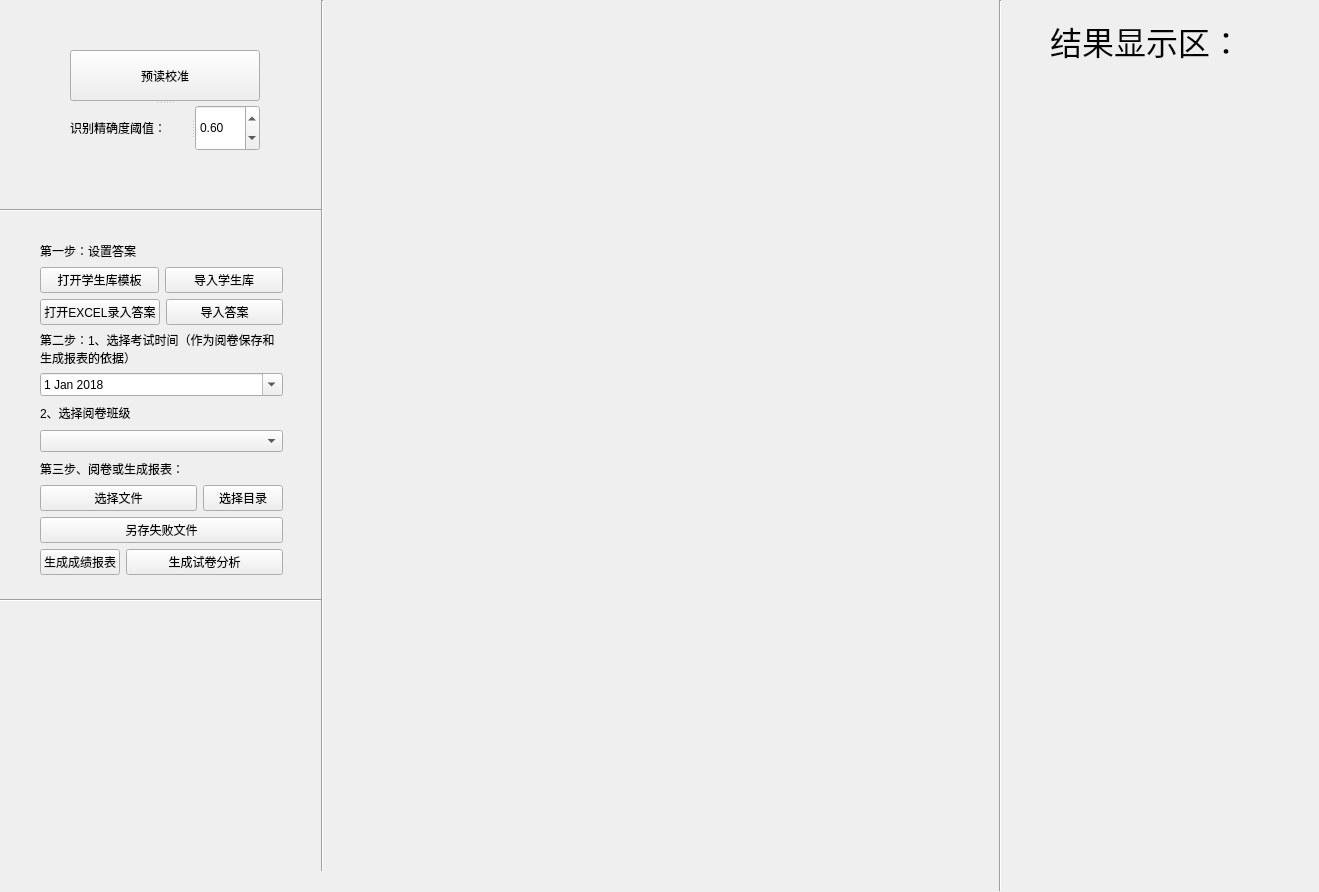
First picture: the form in PicMainWindow.ui, repository r53127/MyScan, before the edit.
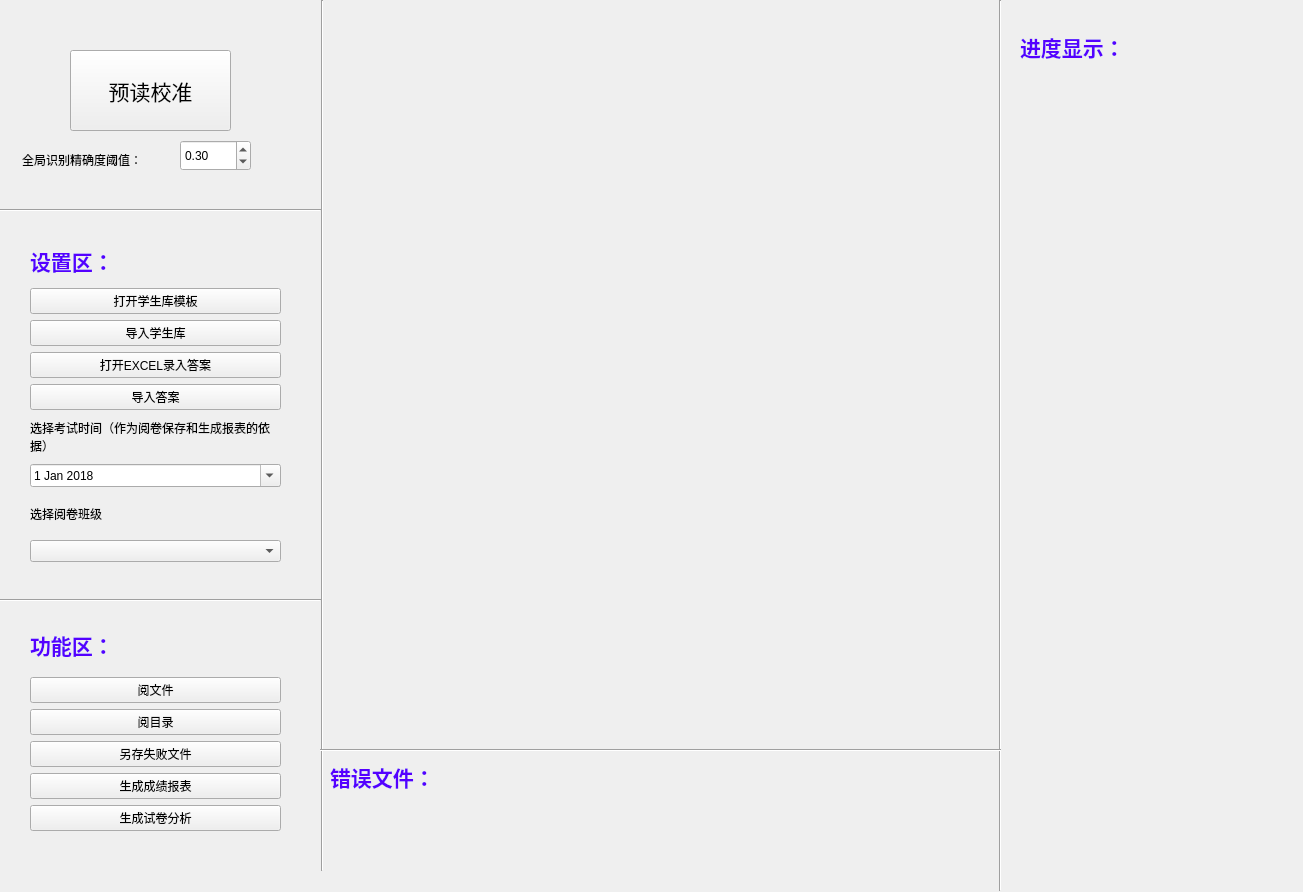
Second picture: the form after the edit.

Diff of the .ui file:
```diff
--- a/PicMainWindow.ui
+++ b/PicMainWindow.ui
@@ -6,7 +6,7 @@
    <rect>
     <x>0</x>
     <y>0</y>
-    <width>1319</width>
+    <width>1303</width>
     <height>892</height>
    </rect>
   </property>
@@ -14,60 +14,192 @@
    <string>多宝阅卷</string>
   </property>
   <widget class="QWidget" name="centralWidget">
+   <widget class="Line" name="line">
+    <property name="geometry">
+     <rect>
+      <x>312</x>
+      <y>0</y>
+      <width>21</width>
+      <height>871</height>
+     </rect>
+    </property>
+    <property name="sizePolicy">
+     <sizepolicy hsizetype="Expanding" vsizetype="Expanding">
+      <horstretch>0</horstretch>
+      <verstretch>0</verstretch>
+     </sizepolicy>
+    </property>
+    <property name="midLineWidth">
+     <number>0</number>
+    </property>
+    <property name="orientation">
+     <enum>Qt::Vertical</enum>
+    </property>
+   </widget>
+   <widget class="Line" name="line_2">
+    <property name="geometry">
+     <rect>
+      <x>0</x>
+      <y>200</y>
+      <width>321</width>
+      <height>20</height>
+     </rect>
+    </property>
+    <property name="orientation">
+     <enum>Qt::Horizontal</enum>
+    </property>
+   </widget>
+   <widget class="Line" name="line_3">
+    <property name="geometry">
+     <rect>
+      <x>0</x>
+      <y>590</y>
+      <width>321</width>
+      <height>20</height>
+     </rect>
+    </property>
+    <property name="orientation">
+     <enum>Qt::Horizontal</enum>
+    </property>
+   </widget>
+   <widget class="Line" name="line_4">
+    <property name="geometry">
+     <rect>
+      <x>990</x>
+      <y>0</y>
+      <width>21</width>
+      <height>891</height>
+     </rect>
+    </property>
+    <property name="sizePolicy">
+     <sizepolicy hsizetype="Expanding" vsizetype="Expanding">
+      <horstretch>0</horstretch>
+      <verstretch>0</verstretch>
+     </sizepolicy>
+    </property>
+    <property name="midLineWidth">
+     <number>0</number>
+    </property>
+    <property name="orientation">
+     <enum>Qt::Vertical</enum>
+    </property>
+   </widget>
+   <widget class="QPushButton" name="pushButton_9">
+    <property name="geometry">
+     <rect>
+      <x>70</x>
+      <y>50</y>
+      <width>161</width>
+      <height>81</height>
+     </rect>
+    </property>
+    <property name="font">
+     <font>
+      <family>宋体</family>
+      <pointsize>16</pointsize>
+     </font>
+    </property>
+    <property name="text">
+     <string>预读校准</string>
+    </property>
+   </widget>
+   <widget class="QLabel" name="label_7">
+    <property name="geometry">
+     <rect>
+      <x>1020</x>
+      <y>30</y>
+      <width>249</width>
+      <height>34</height>
+     </rect>
+    </property>
+    <property name="text">
+     <string>&lt;html&gt;&lt;head/&gt;&lt;body&gt;&lt;p&gt;&lt;span style=&quot; font-size:16pt; font-weight:600; color:#5500ff;&quot;&gt;进度显示：&lt;/span&gt;&lt;/p&gt;&lt;/body&gt;&lt;/html&gt;</string>
+    </property>
+   </widget>
+   <widget class="QLabel" name="label_2">
+    <property name="geometry">
+     <rect>
+      <x>22</x>
+      <y>150</y>
+      <width>151</width>
+      <height>20</height>
+     </rect>
+    </property>
+    <property name="text">
+     <string>全局识别精确度阈值：</string>
+    </property>
+   </widget>
+   <widget class="QDoubleSpinBox" name="doubleSpinBox">
+    <property name="geometry">
+     <rect>
+      <x>180</x>
+      <y>140</y>
+      <width>71</width>
+      <height>31</height>
+     </rect>
+    </property>
+    <property name="decimals">
+     <number>2</number>
+    </property>
+    <property name="minimum">
+     <double>0.100000000000000</double>
+    </property>
+    <property name="maximum">
+     <double>1.000000000000000</double>
+    </property>
+    <property name="singleStep">
+     <double>0.010000000000000</double>
+    </property>
+    <property name="value">
+     <double>0.300000000000000</double>
+    </property>
+   </widget>
    <widget class="QWidget" name="layoutWidget">
     <property name="geometry">
      <rect>
-      <x>40</x>
-      <y>240</y>
-      <width>243</width>
-      <height>335</height>
+      <x>30</x>
+      <y>241</y>
+      <width>251</width>
+      <height>321</height>
      </rect>
     </property>
-    <layout class="QGridLayout" name="gridLayout">
-     <item row="0" column="0" colspan="3">
+    <layout class="QVBoxLayout" name="verticalLayout_4">
+     <item>
       <widget class="QLabel" name="label_3">
        <property name="text">
-        <string>第一步：设置答案</string>
+        <string>&lt;html&gt;&lt;head/&gt;&lt;body&gt;&lt;p&gt;&lt;span style=&quot; font-size:16pt; font-weight:600; color:#5500ff;&quot;&gt;设置区：&lt;/span&gt;&lt;/p&gt;&lt;/body&gt;&lt;/html&gt;</string>
        </property>
       </widget>
      </item>
-     <item row="1" column="0" colspan="3">
-      <layout class="QHBoxLayout" name="horizontalLayout">
-       <item>
-        <widget class="QPushButton" name="pushButton_8">
-         <property name="text">
-          <string>打开学生库模板</string>
-         </property>
-        </widget>
-       </item>
-       <item>
-        <widget class="QPushButton" name="pushButton">
-         <property name="text">
-          <string>导入学生库</string>
-         </property>
-        </widget>
-       </item>
-      </layout>
+     <item>
+      <widget class="QPushButton" name="pushButton_8">
+       <property name="text">
+        <string>打开学生库模板</string>
+       </property>
+      </widget>
      </item>
-     <item row="2" column="0" colspan="3">
-      <layout class="QHBoxLayout" name="horizontalLayout_2">
-       <item>
-        <widget class="QPushButton" name="pushButton_1">
-         <property name="text">
-          <string>打开EXCEL录入答案</string>
-         </property>
-        </widget>
-       </item>
-       <item>
-        <widget class="QPushButton" name="pushButton_2">
-         <property name="text">
-          <string>导入答案</string>
-         </property>
-        </widget>
-       </item>
-      </layout>
+     <item>
+      <widget class="QPushButton" name="pushButton">
+       <property name="text">
+        <string>导入学生库</string>
+       </property>
+      </widget>
      </item>
-     <item row="3" column="0" colspan="3">
+     <item>
+      <widget class="QPushButton" name="pushButton_1">
+       <property name="text">
+        <string>打开EXCEL录入答案</string>
+       </property>
+      </widget>
+     </item>
+     <item>
+      <widget class="QPushButton" name="pushButton_2">
+       <property name="text">
+        <string>导入答案</string>
+       </property>
+      </widget>
+     </item>
+     <item>
       <widget class="QLabel" name="label">
        <property name="layoutDirection">
         <enum>Qt::LeftToRight</enum>
@@ -79,7 +211,7 @@
         <number>3</number>
        </property>
        <property name="text">
-        <string>第二步：1、选择考试时间（作为阅卷保存和生成报表的依据）</string>
+        <string>选择考试时间（作为阅卷保存和生成报表的依据）</string>
        </property>
        <property name="textFormat">
         <enum>Qt::PlainText</enum>
@@ -92,7 +224,7 @@
        </property>
       </widget>
      </item>
-     <item row="4" column="0" colspan="3">
+     <item>
       <widget class="QDateEdit" name="dateEdit">
        <property name="showGroupSeparator" stdset="0">
         <bool>false</bool>
@@ -112,7 +244,7 @@
        </property>
       </widget>
      </item>
-     <item row="5" column="0" colspan="3">
+     <item>
       <widget class="QLabel" name="label_5">
        <property name="layoutDirection">
         <enum>Qt::LeftToRight</enum>
@@ -124,7 +256,7 @@
         <number>3</number>
        </property>
        <property name="text">
-        <string>2、选择阅卷班级</string>
+        <string>选择阅卷班级</string>
        </property>
        <property name="textFormat">
         <enum>Qt::PlainText</enum>
@@ -137,63 +269,57 @@
        </property>
       </widget>
      </item>
-     <item row="6" column="0" colspan="3">
+     <item>
       <widget class="QComboBox" name="comboBox_2"/>
      </item>
-     <item row="7" column="0" colspan="3">
-      <widget class="QLabel" name="label_6">
-       <property name="layoutDirection">
-        <enum>Qt::LeftToRight</enum>
-       </property>
-       <property name="autoFillBackground">
-        <bool>false</bool>
-       </property>
-       <property name="lineWidth">
-        <number>3</number>
-       </property>
+    </layout>
+   </widget>
+   <widget class="QWidget" name="layoutWidget">
+    <property name="geometry">
+     <rect>
+      <x>30</x>
+      <y>620</y>
+      <width>251</width>
+      <height>211</height>
+     </rect>
+    </property>
+    <layout class="QVBoxLayout" name="verticalLayout_5">
+     <item>
+      <widget class="QLabel" name="label_9">
        <property name="text">
-        <string>第三步、阅卷或生成报表：</string>
-       </property>
-       <property name="textFormat">
-        <enum>Qt::PlainText</enum>
-       </property>
-       <property name="scaledContents">
-        <bool>false</bool>
-       </property>
-       <property name="wordWrap">
-        <bool>true</bool>
+        <string>&lt;html&gt;&lt;head/&gt;&lt;body&gt;&lt;p&gt;&lt;span style=&quot; font-size:16pt; font-weight:600; color:#5500ff;&quot;&gt;功能区：&lt;/span&gt;&lt;/p&gt;&lt;/body&gt;&lt;/html&gt;</string>
        </property>
       </widget>
      </item>
-     <item row="8" column="0" colspan="2">
+     <item>
       <widget class="QPushButton" name="pushButton_3">
        <property name="text">
-        <string>选择文件</string>
+        <string>阅文件</string>
        </property>
       </widget>
      </item>
-     <item row="8" column="2">
+     <item>
       <widget class="QPushButton" name="pushButton_4">
        <property name="text">
-        <string>选择目录</string>
+        <string>阅目录</string>
        </property>
       </widget>
      </item>
-     <item row="9" column="0" colspan="3">
+     <item>
       <widget class="QPushButton" name="pushButton_7">
        <property name="text">
         <string>另存失败文件</string>
        </property>
       </widget>
      </item>
-     <item row="10" column="0">
+     <item>
       <widget class="QPushButton" name="pushButton_5">
        <property name="text">
         <string>生成成绩报表</string>
        </property>
       </widget>
      </item>
-     <item row="10" column="1" colspan="2">
+     <item>
       <widget class="QPushButton" name="pushButton_6">
        <property name="text">
         <string>生成试卷分析</string>
@@ -202,13 +328,13 @@
      </item>
     </layout>
    </widget>
-   <widget class="Line" name="line">
+   <widget class="Line" name="line_5">
     <property name="geometry">
      <rect>
-      <x>312</x>
-      <y>0</y>
-      <width>21</width>
-      <height>871</height>
+      <x>320</x>
+      <y>740</y>
+      <width>681</width>
+      <height>20</height>
      </rect>
     </property>
     <property name="sizePolicy">
@@ -221,132 +347,33 @@
      <number>0</number>
     </property>
     <property name="orientation">
-     <enum>Qt::Vertical</enum>
+     <enum>Qt::Horizontal</enum>
     </property>
    </widget>
    <widget class="QLabel" name="label_4">
     <property name="geometry">
      <rect>
-      <x>390</x>
-      <y>820</y>
-      <width>391</width>
-      <height>17</height>
+      <x>351</x>
+      <y>804</y>
+      <width>81</width>
+      <height>21</height>
      </rect>
     </property>
     <property name="text">
      <string/>
     </property>
    </widget>
-   <widget class="Line" name="line_2">
+   <widget class="QLabel" name="label_8">
     <property name="geometry">
      <rect>
-      <x>0</x>
-      <y>200</y>
-      <width>321</width>
-      <height>20</height>
+      <x>330</x>
+      <y>760</y>
+      <width>249</width>
+      <height>34</height>
      </rect>
-    </property>
-    <property name="orientation">
-     <enum>Qt::Horizontal</enum>
-    </property>
-   </widget>
-   <widget class="QSplitter" name="splitter_2">
-    <property name="geometry">
-     <rect>
-      <x>70</x>
-      <y>50</y>
-      <width>190</width>
-      <height>101</height>
-     </rect>
-    </property>
-    <property name="orientation">
-     <enum>Qt::Vertical</enum>
-    </property>
-    <widget class="QPushButton" name="pushButton_9">
-     <property name="text">
-      <string>预读校准</string>
-     </property>
-    </widget>
-    <widget class="QSplitter" name="splitter">
-     <property name="orientation">
-      <enum>Qt::Horizontal</enum>
-     </property>
-     <widget class="QLabel" name="label_2">
-      <property name="text">
-       <string>识别精确度阈值：</string>
-      </property>
-     </widget>
-     <widget class="QDoubleSpinBox" name="doubleSpinBox">
-      <property name="decimals">
-       <number>2</number>
-      </property>
-      <property name="minimum">
-       <double>0.100000000000000</double>
-      </property>
-      <property name="maximum">
-       <double>1.000000000000000</double>
-      </property>
-      <property name="singleStep">
-       <double>0.010000000000000</double>
-      </property>
-      <property name="value">
-       <double>0.600000000000000</double>
-      </property>
-     </widget>
-    </widget>
-   </widget>
-   <widget class="Line" name="line_3">
-    <property name="geometry">
-     <rect>
-      <x>0</x>
-      <y>590</y>
-      <width>321</width>
-      <height>20</height>
-     </rect>
-    </property>
-    <property name="orientation">
-     <enum>Qt::Horizontal</enum>
-    </property>
-   </widget>
-   <widget class="Line" name="line_4">
-    <property name="geometry">
-     <rect>
-      <x>990</x>
-      <y>0</y>
-      <width>21</width>
-      <height>891</height>
-     </rect>
-    </property>
-    <property name="sizePolicy">
-     <sizepolicy hsizetype="Expanding" vsizetype="Expanding">
-      <horstretch>0</horstretch>
-      <verstretch>0</verstretch>
-     </sizepolicy>
-    </property>
-    <property name="midLineWidth">
-     <number>0</number>
-    </property>
-    <property name="orientation">
-     <enum>Qt::Vertical</enum>
-    </property>
-   </widget>
-   <widget class="QLabel" name="label_7">
-    <property name="geometry">
-     <rect>
-      <x>1050</x>
-      <y>10</y>
-      <width>231</width>
-      <height>61</height>
-     </rect>
-    </property>
-    <property name="font">
-     <font>
-      <family>华文楷体</family>
-      <pointsize>24</pointsize>
-     </font>
     </property>
     <property name="text">
-     <string>结果显示区：</string>
+     <string>&lt;html&gt;&lt;head/&gt;&lt;body&gt;&lt;p&gt;&lt;span style=&quot; font-size:16pt; font-weight:600; color:#5500ff;&quot;&gt;错误文件：&lt;/span&gt;&lt;/p&gt;&lt;/body&gt;&lt;/html&gt;</string>
     </property>
    </widget>
   </widget>
```
Left out of the diff: 9 changed lines with no effect on the pictures.
